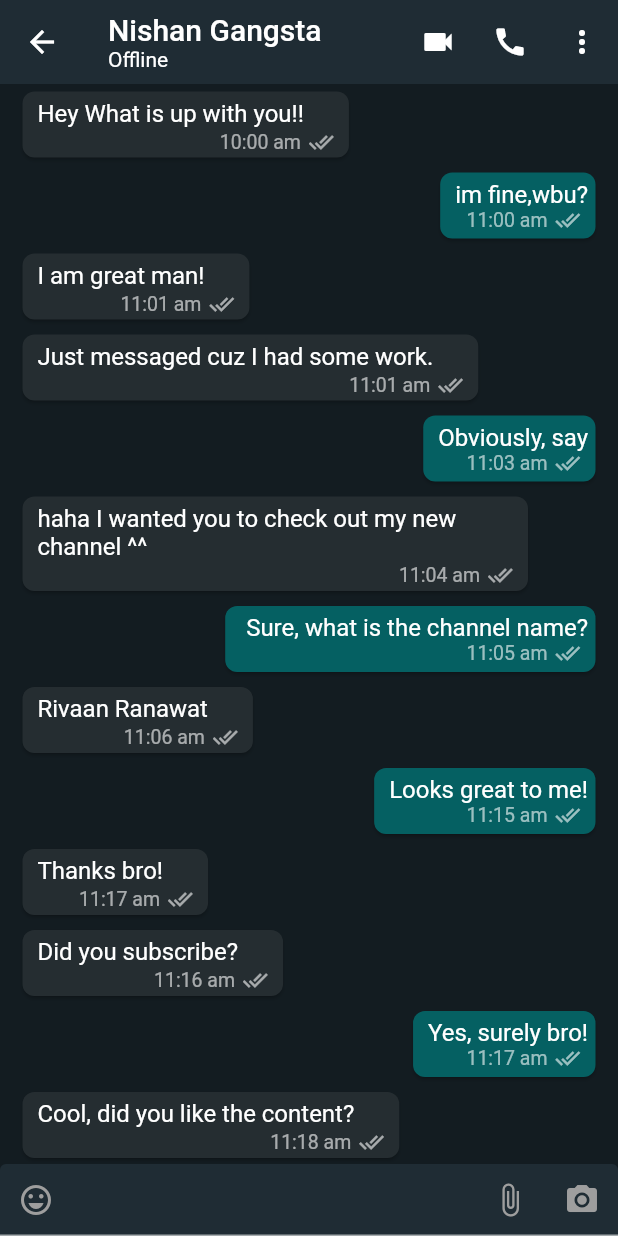
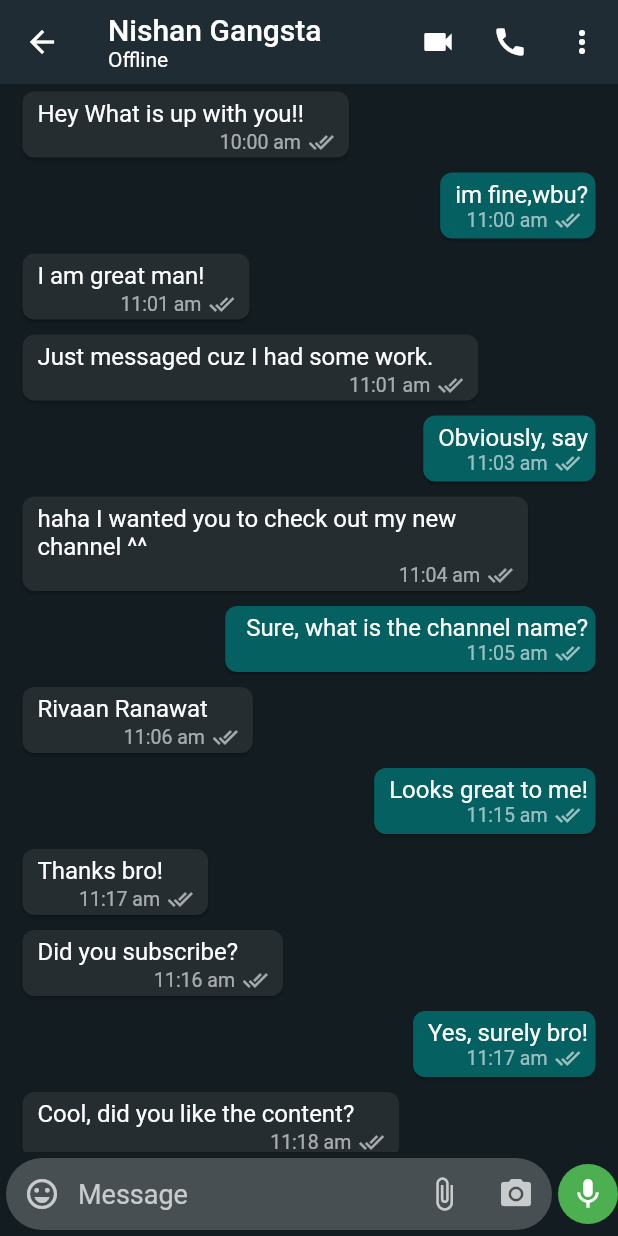
Before and after one commit to Nishan123/WhatsApp_UI_Clone, a Flutter app: the MobileChatScreen screen opened directly, on a phone screen of 412 x 824 dp. Run offline on Flutter 3.47's test engine with Material 2 defaults, Android fonts, the phone set to English and light mode, and no system bars; our stand-ins replace cloud_firestore, country_picker, firebase_auth, firebase_core, firebase_storage, flutter_contacts and 2 more; accounts and stored records are empty.

Commit message:
added text field in chat screen

```diff
--- a/lib/constants/colors.dart
+++ b/lib/constants/colors.dart
@@ -12,3 +12,4 @@ const dividerColor = Color.fromRGBO(37, 45, 50, 1);
 const chatBarMessage = Color.fromRGBO(30, 36, 40, 1);
 const mobileChatBoxColor = Color.fromRGBO(31, 44, 52, 1);
 const grayColor = Colors.grey;
+const whiteColor = Colors.white;
--- a/lib/screens/mobile_chat_screen.dart
+++ b/lib/features/chat/screens/mobile_chat_screen.dart
@@ -1,8 +1,8 @@
 import 'package:flutter/material.dart';
 import 'package:flutter_riverpod/flutter_riverpod.dart';
 import 'package:whatsapp_clone/common/widgets/loader.dart';
-import 'package:whatsapp_clone/constants/colors.dart';
 import 'package:whatsapp_clone/features/auth/controller/auth_controller.dart';
+import 'package:whatsapp_clone/features/chat/widgets/bottom_chat_field.dart';
 import 'package:whatsapp_clone/models/user_model.dart';
 import 'package:whatsapp_clone/widgets/chat_list.dart';
 
@@ -45,40 +45,8 @@ class MobileChatScreen extends ConsumerWidget {
       body: SafeArea(
           child: Column(
         children: [
-          Expanded(child: ChatList()),
-          TextField(
-            decoration: InputDecoration(
-                filled: true,
-                fillColor: mobileChatBoxColor,
-                hintText: 'Message',
-                hintStyle: TextStyle(color: Colors.white54),
-                prefixIcon: IconButton(
-                  onPressed: () {},
-                  icon: const Icon(
-                    Icons.emoji_emotions_outlined,
-                    color: Colors.grey,
-                  ),
-                ),
-                suffixIcon: Row(
-                  mainAxisAlignment: MainAxisAlignment.end,
-                  children: [
-                    IconButton(
-                      onPressed: () {},
-                      icon: const Icon(
-                        Icons.attach_file,
-                        color: Colors.grey,
-                      ),
-                    ),
-                    IconButton(
-                      onPressed: () {},
-                      icon: const Icon(
-                        Icons.camera_alt,
-                        color: Colors.grey,
-                      ),
-                    ),
-                  ],
-                )),
-          )
+         const Expanded(child: ChatList()),
+          BottomChatField()
         ],
       )),
     );
--- /dev/null
+++ b/lib/features/chat/widgets/bottom_chat_field.dart
@@ -0,0 +1,93 @@
+import 'package:flutter/material.dart';
+import 'package:whatsapp_clone/constants/colors.dart';
+
+class BottomChatField extends StatefulWidget {
+  const BottomChatField({
+    super.key,
+  });
+
+  @override
+  State<BottomChatField> createState() => _BottomChatFieldState();
+}
+
+class _BottomChatFieldState extends State<BottomChatField> {
+  bool isShowSendButtom = false;
+
+  @override
+  Widget build(BuildContext context) {
+    return Row(
+      children: [
+        Expanded(
+          child: Card(
+            elevation: 0,
+            color: Color.fromARGB(77, 196, 196, 196),
+            shape:
+                RoundedRectangleBorder(borderRadius: BorderRadius.circular(30)),
+            child: Row(
+              children: [
+                IconButton(
+                    onPressed: () {},
+                    icon: const Icon(
+                      Icons.emoji_emotions_outlined,
+                      color: Colors.white70,
+                    )),
+                Expanded(
+                    child: TextFormField(
+                  onChanged: (value) {
+                    if (value.isNotEmpty) {
+                      setState(() {
+                        isShowSendButtom = true;
+                      });
+                    } else {
+                      setState(() {
+                        isShowSendButtom = false;
+                      });
+                    }
+                  },
+                  style: const TextStyle(color: Colors.white),
+                  maxLines: null,
+                  onTap: () {},
+                  keyboardType: TextInputType.multiline,
+                  decoration: const InputDecoration(
+                      hintText: "Message",
+                      hintStyle: TextStyle(color: Colors.white70, fontSize: 18),
+                      border: InputBorder.none),
+                )),
+
+                //for multi image picking feature
+                IconButton(
+                  onPressed: () {},
+                  icon: const Icon(
+                    Icons.attach_file,
+                    color: Colors.white70,
+                  ),
+                ),
+
+                //for camera image sending feature
+                IconButton(
+                  onPressed: () {},
+                  icon: const Icon(
+                    Icons.camera_alt,
+                    color: Colors.white70,
+                  ),
+                ),
+              ],
+            ),
+          ),
+        ),
+        InkWell(
+          onTap: () {},
+          child: Center(
+            child: CircleAvatar(
+              backgroundColor: Colors.green,
+              child: Icon(
+                isShowSendButtom ? Icons.send : Icons.mic,
+                color: whiteColor,
+              ),
+            ),
+          ),
+        )
+      ],
+    );
+  }
+}
--- a/lib/features/select_contacts/repository/select_contacts_repository.dart
+++ b/lib/features/select_contacts/repository/select_contacts_repository.dart
@@ -4,7 +4,7 @@ import 'package:flutter_contacts/flutter_contacts.dart';
 import 'package:flutter_riverpod/flutter_riverpod.dart';
 import 'package:whatsapp_clone/common/utils/utility.dart';
 import 'package:whatsapp_clone/models/user_model.dart';
-import 'package:whatsapp_clone/screens/mobile_chat_screen.dart';
+import 'package:whatsapp_clone/features/chat/screens/mobile_chat_screen.dart';
 
 final selectContactsRepositoryProvider = Provider(
   (ref) => SelectContactRepository(
--- a/lib/router.dart
+++ b/lib/router.dart
@@ -4,7 +4,7 @@ import 'package:whatsapp_clone/features/auth/screens/login_screen.dart';
 import 'package:whatsapp_clone/features/auth/screens/otp_screen.dart';
 import 'package:whatsapp_clone/features/auth/screens/user_information_screen.dart';
 import 'package:whatsapp_clone/features/select_contacts/screens/select_contacts_screen.dart';
-import 'package:whatsapp_clone/screens/mobile_chat_screen.dart';
+import 'package:whatsapp_clone/features/chat/screens/mobile_chat_screen.dart';
 
 Route<dynamic> generateRoute(RouteSettings settings) {
   switch (settings.name) {
--- a/lib/widgets/contacts_lists.dart
+++ b/lib/widgets/contacts_lists.dart
@@ -1,7 +1,7 @@
 import 'package:flutter/material.dart';
 import 'package:whatsapp_clone/constants/colors.dart';
 import 'package:whatsapp_clone/constants/info.dart';
-import 'package:whatsapp_clone/screens/mobile_chat_screen.dart';
+import 'package:whatsapp_clone/features/chat/screens/mobile_chat_screen.dart';
 
 class ContactsLists extends StatelessWidget {
   const ContactsLists({super.key});
```
